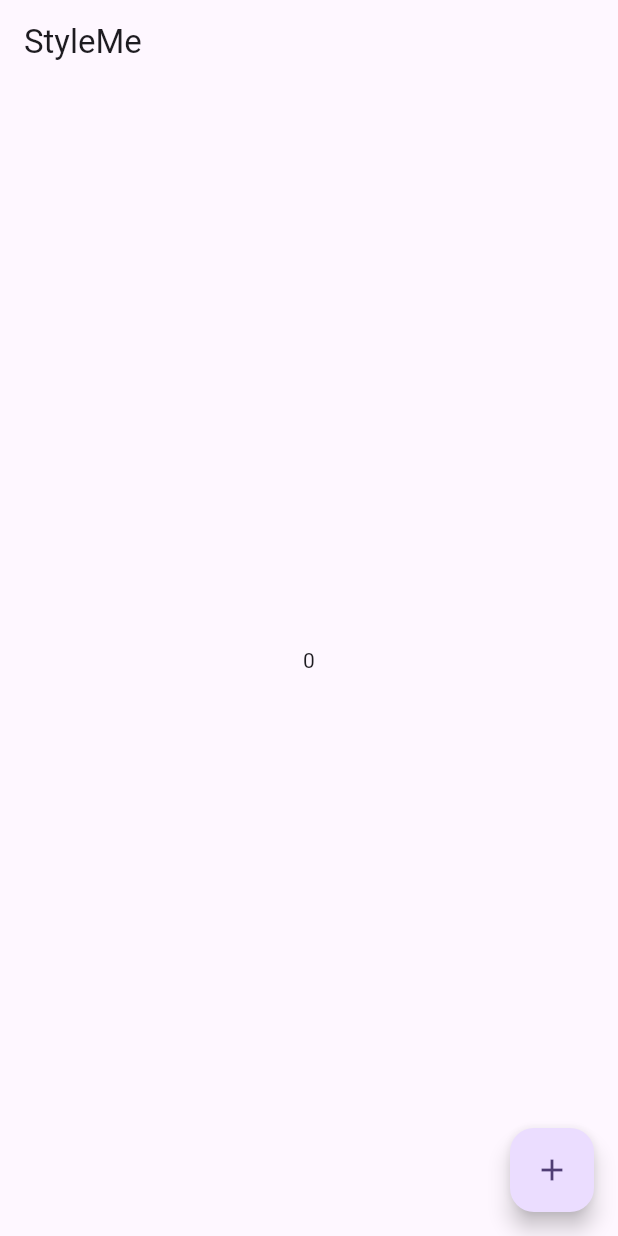
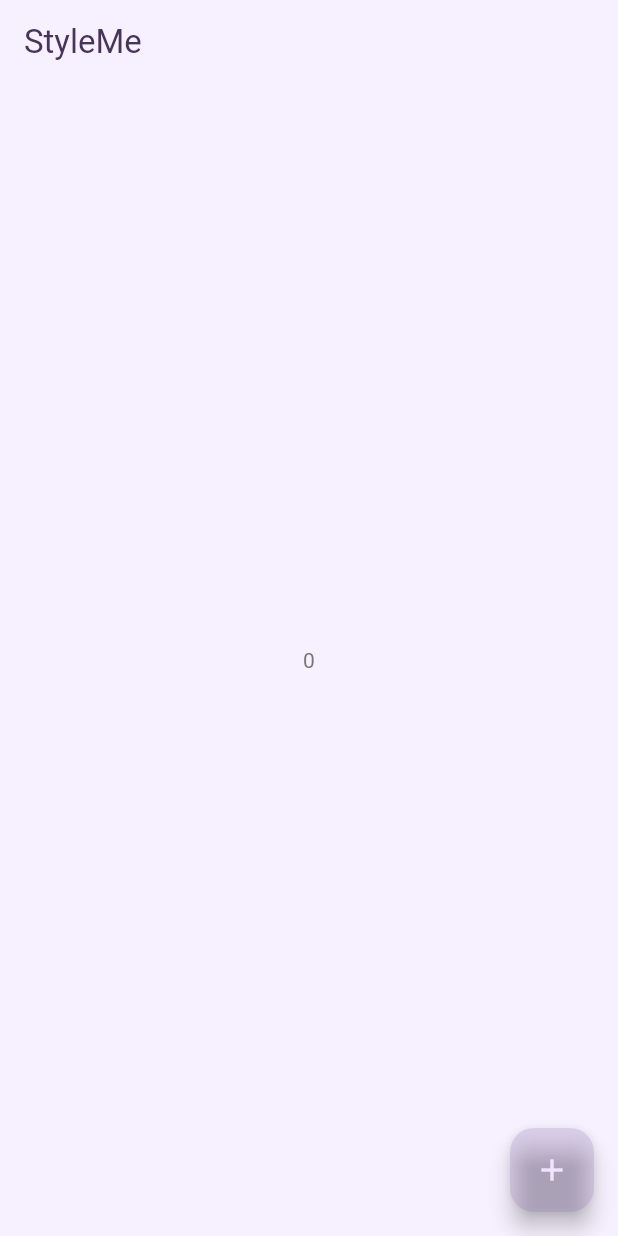
Before and after one commit to fish-tech-ai/style_me_app, a Flutter app: the screen it shows after launch, on a phone screen of 412 x 824 dp. Run offline on Flutter 3.47's test engine with Material 3 defaults, Android fonts, the phone set to English and light mode, and no system bars; our stand-ins replace chopper, flutter_riverpod, get_it, go_router, riverpod_annotation; generated files the repository leaves out were written again.

Commit message:
SM-2: add theming

```diff
--- a/lib/core/dependency_injection/get_it.dart
+++ b/lib/core/di/get_it.dart
@@ -1,6 +1,7 @@
 import 'package:get_it/get_it.dart';
 import 'package:style_me/core/navigation/go_router.dart';
 import 'package:style_me/core/network/chopper.dart';
+import 'package:style_me/core/theme/theme_manager.dart';
 
 final getIt = GetIt.instance;
 
@@ -9,5 +10,8 @@ class GetItManager {
     getIt.registerLazySingleton(() => router);
 
     getIt.registerLazySingleton(() => ChopperManager.createClient());
+
+    getIt.registerLazySingleton(() => ThemeManager());
+
   }
 }
--- a/lib/core/style_me_app.dart
+++ b/lib/core/style_me_app.dart
@@ -1,22 +1,23 @@
 import 'package:flutter/material.dart';
 import 'package:go_router/go_router.dart';
-import 'package:style_me/core/dependency_injection/get_it.dart';
+import 'package:style_me/core/di/get_it.dart';
 import 'package:flutter_gen/gen_l10n/app_localizations.dart';
+import 'package:style_me/core/theme/theme_manager.dart';
 
 class StyleMeApp extends StatelessWidget {
   const StyleMeApp({super.key});
 
   @override
   Widget build(BuildContext context) {
+    final appThemeManager = getIt<ThemeManager>();
     return MaterialApp.router(
       routerConfig: getIt<GoRouter>(),
       localizationsDelegates: AppLocalizations.localizationsDelegates,
       supportedLocales: AppLocalizations.supportedLocales,
       title: 'StyleMe',
-      theme: ThemeData(
-        colorScheme: ColorScheme.fromSeed(seedColor: Colors.deepPurple),
-        useMaterial3: true,
-      ),
+      theme: appThemeManager.appThemeLight,
+      themeMode: ThemeMode.system,
+      darkTheme: appThemeManager.appThemeDark,
     );
   }
 }
--- /dev/null
+++ b/lib/core/theme/colors.dart
@@ -0,0 +1,90 @@
+import 'package:flutter/material.dart';
+
+mixin AppColorsMixin {
+  Color get accent;
+  Color get accentA20;
+  Color get accentA80;
+  Color get textOnAccent;
+  Color get background;
+  Color get backgroundA85;
+  Color get backgroundDarker;
+  Color get disabled;
+  Color get danger;
+  Color get dangerA20;
+  Color get text;
+  Color get textDisabled;
+  Color get surface;
+  Color get surfaceA90;
+  Color get textSecondary;
+  Color get dangerSurface;
+}
+
+class AppColorsDark with AppColorsMixin {
+  @override
+  Color get accent => const Color(0xFF7B4DB2);
+  @override
+  Color get accentA20 => const Color(0x337B4DB2);
+  @override
+  Color get accentA80 => const Color(0xCC7B4DB2);
+  @override
+  Color get textOnAccent => const Color(0xFFF1E5FF);
+  @override
+  Color get background => const Color(0xFF0F0D12);
+  @override
+  Color get backgroundA85 => const Color(0xD90F0D12);
+  @override
+  Color get backgroundDarker => const Color(0xFF0A090C);
+  @override
+  Color get disabled => const Color(0xFF262427);
+  @override
+  Color get danger => const Color(0xFF934242);
+  @override
+  Color get dangerA20 => const Color(0x33934242);
+  @override
+  Color get text => const Color(0xFFF1E5FF);
+  @override
+  Color get textDisabled => const Color(0xFF6C686F);
+  @override
+  Color get surface => const Color(0xFF251934);
+  @override
+  Color get surfaceA90 => const Color(0xE6251934);
+  @override
+  Color get textSecondary => const Color(0xFFC5C5C5);
+  @override
+  Color get dangerSurface => const Color(0xFF2B181C);
+}
+
+class AppColorsLight with AppColorsMixin {
+  @override
+  Color get accent => const Color(0xFF8B6AB1);
+  @override
+  Color get accentA20 => const Color(0x338B6AB1);
+  @override
+  Color get accentA80 => const Color(0xCC8B6AB1);
+  @override
+  Color get textOnAccent => const Color(0xFFF1E4FF);
+  @override
+  Color get background => const Color(0xFFF7F1FF);
+  @override
+  Color get backgroundA85 => const Color(0xD9F7F1FF);
+  @override
+  Color get backgroundDarker => const Color(0xFFFBF9FF);
+  @override
+  Color get disabled => const Color(0xFFC2BCCA);
+  @override
+  Color get danger => const Color(0xFF934242);
+  @override
+  Color get dangerA20 => const Color(0x33934242);
+  @override
+  Color get text => const Color(0xFF46345A);
+  @override
+  Color get textDisabled => const Color(0xFF6C686F);
+  @override
+  Color get surface => const Color(0xFFDED0F0);
+  @override
+  Color get surfaceA90 => const Color(0xE6DED0F0);
+  @override
+  Color get textSecondary => const Color(0xFF777777);
+  @override
+  Color get dangerSurface => const Color(0xFF2B181C);
+}
--- /dev/null
+++ b/lib/core/theme/theme_manager.dart
@@ -0,0 +1,68 @@
+import 'package:flutter/material.dart';
+import 'package:style_me/core/theme/colors.dart';
+
+class ThemeManager {
+  final ThemeData appThemeDark = _getAppTheme(AppColorsDark());
+
+  final ThemeData appThemeLight = _getAppTheme(AppColorsLight());
+
+  static ThemeData _getAppTheme(AppColorsMixin appColors) {
+    return ThemeData(
+      colorScheme: ColorScheme(
+        primary: appColors.accent,
+        primaryContainer: appColors.accentA20,
+        secondary: appColors.surface,
+        secondaryContainer: appColors.surfaceA90,
+        surface: appColors.background,
+        error: appColors.danger,
+        onPrimary: appColors.textOnAccent,
+        onSecondary: appColors.textSecondary,
+        onSurface: appColors.text,
+        onError: appColors.dangerSurface,
+        brightness: Brightness.dark,
+      ),
+      scaffoldBackgroundColor: appColors.background,
+      dialogBackgroundColor: appColors.backgroundDarker,
+      disabledColor: appColors.disabled,
+      hintColor: appColors.textDisabled,
+      textTheme: TextTheme(
+        bodyLarge: TextStyle(color: appColors.text),
+        bodyMedium: TextStyle(color: appColors.textSecondary),
+        bodySmall: TextStyle(color: appColors.textDisabled),
+      ),
+      buttonTheme: ButtonThemeData(
+          buttonColor: appColors.accent,
+          disabledColor: appColors.disabled,
+          textTheme: ButtonTextTheme.primary,
+          shape: RoundedRectangleBorder(
+              side: BorderSide.none,
+              borderRadius: BorderRadius.all(Radius.circular(12)))),
+      outlinedButtonTheme: OutlinedButtonThemeData(
+        style: OutlinedButton.styleFrom(
+          foregroundColor: appColors.accent,
+          backgroundColor: appColors.accentA20,
+        ),
+      ),
+      elevatedButtonTheme: ElevatedButtonThemeData(
+        style: ElevatedButton.styleFrom(
+          backgroundColor: appColors.accent,
+          foregroundColor: appColors.textOnAccent,
+        ),
+      ),
+      textButtonTheme: TextButtonThemeData(
+        style: TextButton.styleFrom(
+          foregroundColor: appColors.accent,
+        ),
+      ),
+      inputDecorationTheme: InputDecorationTheme(
+          border: OutlineInputBorder(
+              borderRadius: BorderRadius.all(Radius.circular(12)))),
+      bottomNavigationBarTheme: BottomNavigationBarThemeData(
+        backgroundColor: appColors.background,
+        selectedItemColor: appColors.accent,
+        unselectedItemColor: appColors.textSecondary,
+      ),
+      useMaterial3: true
+    );
+  }
+}
--- a/lib/main.dart
+++ b/lib/main.dart
@@ -1,7 +1,7 @@
 import 'package:flutter/material.dart';
 import 'package:flutter_riverpod/flutter_riverpod.dart';
 import 'package:style_me/core/style_me_app.dart';
-import 'core/dependency_injection/get_it.dart';
+import 'core/di/get_it.dart';
 
 void main() async {
   GetItManager.setupGetIt();
--- a/pubspec.yaml
+++ b/pubspec.yaml
@@ -46,6 +46,7 @@ dependencies:
   flutter_localizations:
     sdk: flutter
   intl: any
+  flutter_svg: ^2.0.16
 
 dev_dependencies:
   flutter_test:
```
Also changed, not shown: lib/core/utils/constants.dart (added), pubspec.lock.
